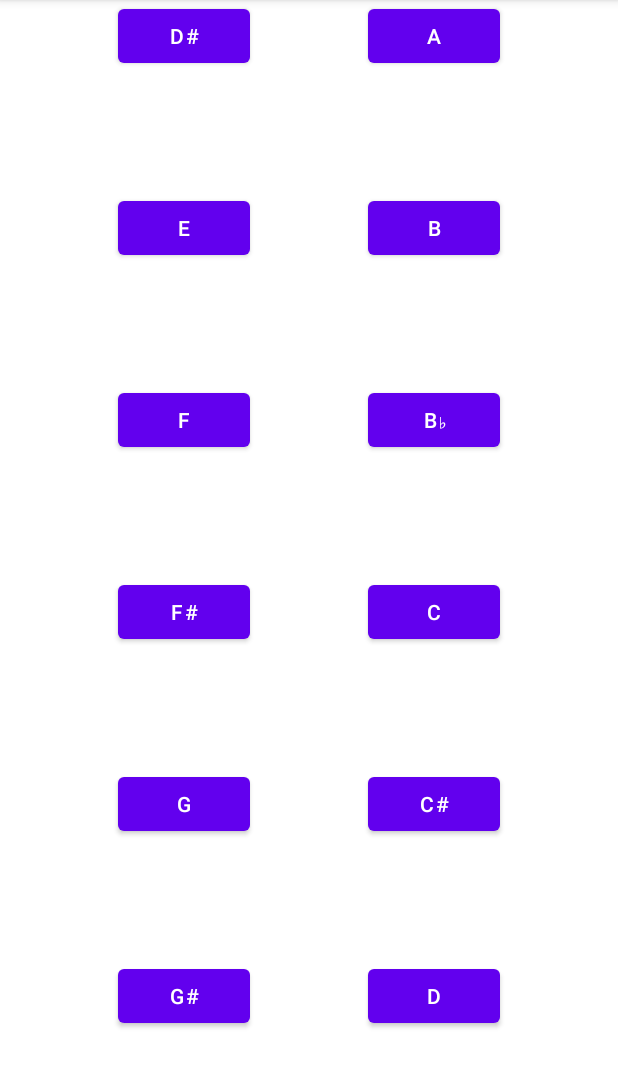
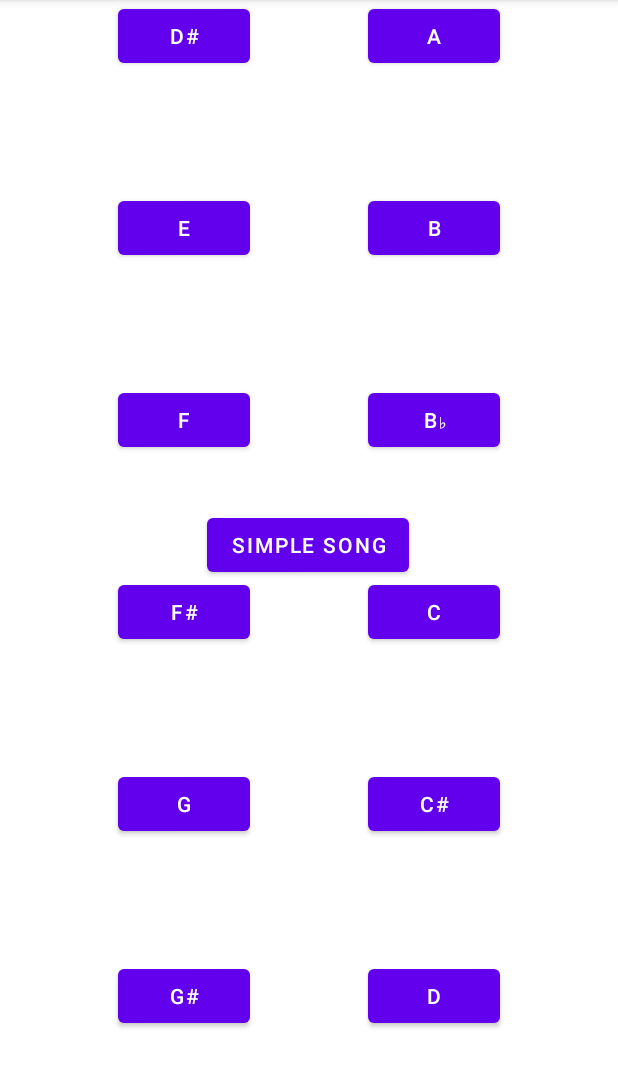
Before and after one commit to vincenthonda/Soundboard, an Android app: the screen it shows after launch (MainActivity), on a phone screen of 412 x 824 dp, the part 84-1172 px from its top. Run offline under Robolectric (Android 15) with nearby library versions, the phone set to English and light mode, and no system bars.

Commit message:
converted gson to json added simpleSong(still working on it)

```diff
--- a/app/src/main/java/com/mistershorr/soundboard/MainActivity.kt
+++ b/app/src/main/java/com/mistershorr/soundboard/MainActivity.kt
@@ -4,6 +4,8 @@ import android.media.AudioManager
 import android.media.SoundPool
 import androidx.appcompat.app.AppCompatActivity
 import android.os.Bundle
+import android.os.Handler
+import android.provider.Settings
 import android.util.Log
 import android.view.View
 import android.widget.Button
@@ -15,7 +17,8 @@ import kotlinx.coroutines.Dispatchers
 import kotlinx.coroutines.GlobalScope
 import kotlinx.coroutines.delay
 import kotlinx.coroutines.launch
-import java.util.HashMap
+import java.util.*
+import kotlin.concurrent.schedule
 
 class MainActivity : AppCompatActivity() {
 
@@ -23,6 +26,8 @@ class MainActivity : AppCompatActivity() {
     private  lateinit var binding: ActivityMainBinding
 
     lateinit var soundPool : SoundPool
+    lateinit var SimpleSong: Button
+    val noteMap =  HashMap<String,Int>()
     var aNote = 0
     var bbNote = 0
     var bNote = 0
@@ -44,6 +49,9 @@ class MainActivity : AppCompatActivity() {
 
         initializeSoundPool()
         setListeners()
+
+        var song = setGson()
+        playSong(song)
     }
 
     private fun setListeners() {
@@ -60,6 +68,7 @@ class MainActivity : AppCompatActivity() {
         binding.buttonMainFf.setOnClickListener(soundBoardListener)
         binding.buttonMainG.setOnClickListener(soundBoardListener)
         binding.buttonMainGg.setOnClickListener(soundBoardListener)
+        binding.buttonMainSimpleSong.setOnClickListener(soundBoardListener)
     }
 
 
@@ -83,12 +92,30 @@ class MainActivity : AppCompatActivity() {
         ffNote = soundPool.load(this, R.raw.scalefs, 1)
         gNote = soundPool.load(this, R.raw.scaleg, 1)
         ggNote = soundPool.load(this, R.raw.scalegs, 1)
+
+        noteMap["A"] = aNote
+        noteMap["B"] = bNote
+        noteMap["Bb"] =bbNote
+        noteMap["C"] = cNote
+        noteMap["Cc"] = ccNote
+        noteMap["D"] = dNote
+        noteMap["Dd"] = ddNote
+        noteMap["E"] = eNote
+        noteMap["F"] = fNote
+        noteMap["Ff"] = ffNote
+        noteMap["G"] = gNote
+        noteMap["Gg"] = ggNote
+
     }
 
     private fun playNote(noteId : Int) {
         soundPool.play(noteId, 1f, 1f, 1, 0, 1f)
     }
-    fun setGson(){
+
+    private fun playNote(note: String){
+        playNote(noteMap[note] ?: 0)
+    }
+    fun setGson() : List<Note> {
         val inputStream = resources.openRawResource(R.raw.song)
         val jsonText = inputStream.bufferedReader().use{it.readText()}
         Log.d(TAG, "onCreate: $jsonText")
@@ -96,6 +123,34 @@ class MainActivity : AppCompatActivity() {
         val oType = object: TypeToken<List<Note>>(){}.type
         var song = gson.fromJson<List<Note>>(jsonText, oType)
         Log.d(TAG, "onCreate: $song" )
+        return song
+    }
+
+    private fun playSong(song: List<Note>) {
+        // loop through our note objects in the list and play them in order
+        // use the existing playNote functions to help
+    }
+    private suspend fun playsimpleSong(){
+
+            playNote("A"
+                    )
+            delay(600)
+            playNote("C")
+            delay(600)
+            playNote("Cc")
+            delay(600)
+            playNote("D")
+            delay(600)
+            playNote("Dd")
+            delay(600)
+            playNote("E")
+            delay(600)
+            playNote("F")
+            delay(600)
+            playNote("Ff")
+            delay(600)
+
+
     }
     private inner class SoundBoardListener : View.OnClickListener {
         override fun onClick(v: View?) {
@@ -112,6 +167,9 @@ class MainActivity : AppCompatActivity() {
                 R.id.button_main_ff -> playNote(ffNote)
                 R.id.button_main_g -> playNote(gNote)
                 R.id.button_main_gg -> playNote(ggNote)
+                R.id.button_main_simpleSong -> GlobalScope.launch {
+                    playsimpleSong()
+                }
             }
         }
     }
--- a/app/src/main/res/layout/activity_main.xml
+++ b/app/src/main/res/layout/activity_main.xml
@@ -132,4 +132,16 @@
         app:layout_constraintEnd_toStartOf="@+id/button_main_d"
         app:layout_constraintStart_toStartOf="parent"
         app:layout_constraintTop_toBottomOf="@+id/button_main_g" />
+
+    <Button
+        android:id="@+id/button_main_simpleSong"
+        android:layout_width="wrap_content"
+        android:layout_height="wrap_content"
+        android:text="Simple Song"
+        app:layout_constraintBottom_toBottomOf="parent"
+        app:layout_constraintEnd_toEndOf="parent"
+        app:layout_constraintHorizontal_bias="0.498"
+        app:layout_constraintStart_toStartOf="parent"
+        app:layout_constraintTop_toTopOf="parent"
+        app:layout_constraintVertical_bias="0.471" />
 </androidx.constraintlayout.widget.ConstraintLayout>
```
